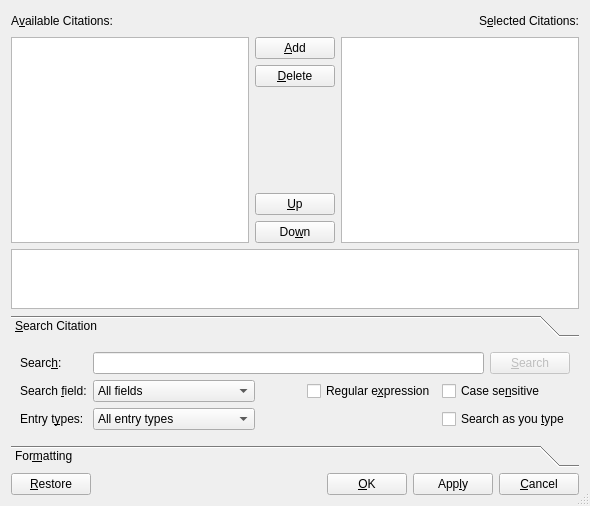
cburschka/lyx, file src/frontends/qt4/ui/CitationUi.ui: the form before one commit.
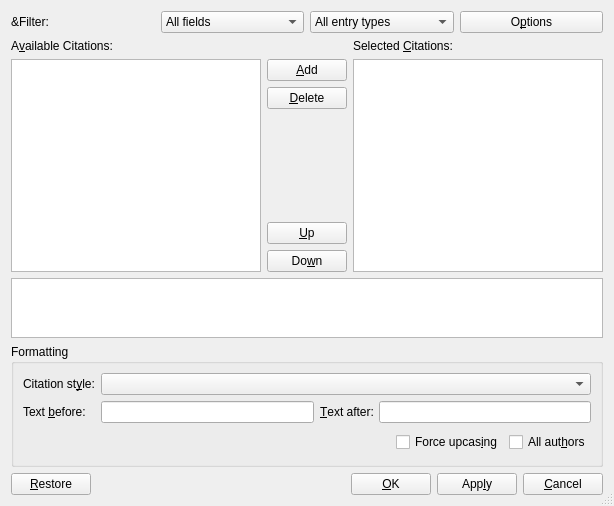
The form after the commit. The open tabs and pages were chosen to show the change. Icons and pictures are not drawn. Custom widgets are drawn as their Qt base class.

Commit message: Citation dialog redesign

Patch:
```diff
--- a/src/frontends/qt4/ui/CitationUi.ui
+++ b/src/frontends/qt4/ui/CitationUi.ui
@@ -6,7 +6,7 @@
    <rect>
     <x>0</x>
     <y>0</y>
-    <width>590</width>
+    <width>614</width>
     <height>506</height>
    </rect>
   </property>
@@ -16,17 +16,100 @@
   <property name="sizeGripEnabled">
    <bool>true</bool>
   </property>
-  <layout class="QGridLayout" name="gridLayout_4" rowstretch="1,0,0">
+  <layout class="QGridLayout" name="gridLayout_3">
    <item row="0" column="0">
+    <layout class="QHBoxLayout" name="horizontalLayout_6">
+     <item>
+      <layout class="QHBoxLayout" name="horizontalLayout_5">
+       <item>
+        <widget class="QLabel" name="findKeysLA">
+         <property name="text">
+          <string>&amp;Filter:</string>
+         </property>
+         <property name="alignment">
+          <set>Qt::AlignLeading|Qt::AlignLeft|Qt::AlignVCenter</set>
+         </property>
+        </widget>
+       </item>
+       <item>
+        <layout class="QHBoxLayout" name="filterBarL"/>
+       </item>
+      </layout>
+     </item>
+     <item>
+      <widget class="QComboBox" name="fieldsCO">
+       <property name="sizePolicy">
+        <sizepolicy hsizetype="Preferred" vsizetype="Fixed">
+         <horstretch>0</horstretch>
+         <verstretch>0</verstretch>
+        </sizepolicy>
+       </property>
+       <property name="toolTip">
+        <string>Select the fields on which the filter applies</string>
+       </property>
+       <property name="maxVisibleItems">
+        <number>16</number>
+       </property>
+       <property name="insertPolicy">
+        <enum>QComboBox::NoInsert</enum>
+       </property>
+       <property name="sizeAdjustPolicy">
+        <enum>QComboBox::AdjustToContents</enum>
+       </property>
+       <item>
+        <property name="text">
+         <string>All fields</string>
+        </property>
+       </item>
+      </widget>
+     </item>
+     <item>
+      <widget class="QComboBox" name="entriesCO">
+       <property name="sizePolicy">
+        <sizepolicy hsizetype="Preferred" vsizetype="Fixed">
+         <horstretch>0</horstretch>
+         <verstretch>0</verstretch>
+        </sizepolicy>
+       </property>
+       <property name="toolTip">
+        <string>Select the entry types on which the filter applies</string>
+       </property>
+       <property name="insertPolicy">
+        <enum>QComboBox::NoInsert</enum>
+       </property>
+       <property name="sizeAdjustPolicy">
+        <enum>QComboBox::AdjustToContents</enum>
+       </property>
+       <item>
+        <property name="text">
+         <string>All entry types</string>
+        </property>
+       </item>
+      </widget>
+     </item>
+     <item>
+      <widget class="QPushButton" name="searchOptionsPB">
+       <property name="toolTip">
+        <string>Click for more filter options</string>
+       </property>
+       <property name="text">
+        <string>O&amp;ptions</string>
+       </property>
+       <property name="autoDefault">
+        <bool>false</bool>
+       </property>
+      </widget>
+     </item>
+    </layout>
+   </item>
+   <item row="1" column="0">
     <layout class="QVBoxLayout" name="verticalLayout_2">
      <item>
-      <layout class="QHBoxLayout">
-       <property name="spacing">
-        <number>6</number>
-       </property>
-       <property name="margin">
-        <number>0</number>
-       </property>
+      <layout class="QGridLayout" name="gridLayout">
+       <item row="0" column="0">
+        <layout class="QHBoxLayout" name="horizontalLayout">
+         <item>
+          <layout class="QVBoxLayout" name="verticalLayout_3">
        <item>
         <widget class="QLabel" name="availableKeysLA">
          <property name="text">
@@ -38,43 +121,19 @@
         </widget>
        </item>
        <item>
-        <spacer>
-         <property name="orientation">
-          <enum>Qt::Horizontal</enum>
-         </property>
-         <property name="sizeHint" stdset="0">
-          <size>
-           <width>71</width>
-           <height>20</height>
-          </size>
-         </property>
-        </spacer>
-       </item>
-       <item>
-        <widget class="QLabel" name="selectedKeysLA">
-         <property name="text">
-          <string>S&amp;elected Citations:</string>
-         </property>
-         <property name="buddy">
-          <cstring>selectedLV</cstring>
-         </property>
-        </widget>
-       </item>
-      </layout>
-     </item>
-     <item>
-      <layout class="QGridLayout" name="gridLayout">
-       <item row="0" column="0">
-        <layout class="QHBoxLayout" name="horizontalLayout">
-         <item>
           <widget class="QListView" name="availableLV">
            <property name="editTriggers">
             <set>QAbstractItemView::NoEditTriggers</set>
            </property>
           </widget>
          </item>
+          </layout>
+         </item>
          <item>
           <layout class="QVBoxLayout" name="verticalLayout">
+           <item>
+            <widget class="QLabel" name="spacerLA"/>
+           </item>
            <item>
             <widget class="QPushButton" name="addPB">
              <property name="toolTip">
@@ -163,6 +222,18 @@
             </widget>
            </item>
           </layout>
+         </item>
+         <item>
+          <layout class="QVBoxLayout" name="verticalLayout_4">
+           <item>
+            <widget class="QLabel" name="selectedKeysLA">
+             <property name="text">
+              <string>Selected &amp;Citations:</string>
+             </property>
+             <property name="buddy">
+              <cstring>selectedLV</cstring>
+             </property>
+            </widget>
          </item>
          <item>
           <widget class="QListView" name="selectedLV">
@@ -173,6 +244,8 @@
          </item>
         </layout>
        </item>
+        </layout>
+       </item>
        <item row="1" column="0">
         <widget class="QTextEdit" name="infoML">
          <property name="maximumSize">
@@ -193,190 +266,17 @@
      </item>
     </layout>
    </item>
-   <item row="1" column="0">
-    <widget class="lyx::frontend::LyXToolBox" name="citationTB">
-     <property name="sizePolicy">
-      <sizepolicy hsizetype="MinimumExpanding" vsizetype="MinimumExpanding">
-       <horstretch>0</horstretch>
-       <verstretch>0</verstretch>
-      </sizepolicy>
-     </property>
-     <property name="accessibleName">
-      <string/>
-     </property>
-     <property name="currentIndex">
-      <number>1</number>
-     </property>
-     <widget class="QWidget" name="page">
-      <attribute name="label">
-       <string>&amp;Search Citation</string>
-      </attribute>
-      <layout class="QGridLayout" name="gridLayout_3" columnstretch="0,1,0,0,0,0">
-       <property name="sizeConstraint">
-        <enum>QLayout::SetMinimumSize</enum>
-       </property>
-       <item row="0" column="0">
-        <widget class="QLabel" name="findKeysLA">
-         <property name="text">
-          <string>Searc&amp;h:</string>
-         </property>
-         <property name="alignment">
-          <set>Qt::AlignLeading|Qt::AlignLeft|Qt::AlignVCenter</set>
-         </property>
-         <property name="buddy">
-          <cstring>findLE</cstring>
-         </property>
-        </widget>
-       </item>
-       <item row="0" column="1" colspan="4">
-        <widget class="QLineEdit" name="findLE">
-         <property name="toolTip">
-          <string>Enter the text to search for and press Enter or click the button to search</string>
-         </property>
-         <property name="text">
-          <string/>
-         </property>
-        </widget>
-       </item>
-       <item row="0" column="5">
-        <widget class="QPushButton" name="searchPB">
-         <property name="enabled">
-          <bool>false</bool>
-         </property>
-         <property name="toolTip">
-          <string>Click or press Enter in the search box to search</string>
-         </property>
-         <property name="text">
-          <string>&amp;Search</string>
-         </property>
-         <property name="autoDefault">
-          <bool>false</bool>
-         </property>
-        </widget>
-       </item>
-       <item row="1" column="0">
-        <widget class="QLabel" name="fieldsLA">
-         <property name="text">
-          <string>Search &amp;field:</string>
-         </property>
-         <property name="buddy">
-          <cstring>fieldsCO</cstring>
-         </property>
-        </widget>
-       </item>
-       <item row="1" column="1">
-        <widget class="QComboBox" name="fieldsCO">
-         <property name="sizePolicy">
-          <sizepolicy hsizetype="MinimumExpanding" vsizetype="Fixed">
-           <horstretch>0</horstretch>
-           <verstretch>0</verstretch>
-          </sizepolicy>
-         </property>
-         <property name="maxVisibleItems">
-          <number>16</number>
-         </property>
-         <property name="insertPolicy">
-          <enum>QComboBox::NoInsert</enum>
-         </property>
-         <property name="sizeAdjustPolicy">
-          <enum>QComboBox::AdjustToContents</enum>
-         </property>
-         <item>
-          <property name="text">
-           <string>All fields</string>
-          </property>
-         </item>
-        </widget>
-       </item>
-       <item row="1" column="2">
-        <spacer>
-         <property name="orientation">
-          <enum>Qt::Horizontal</enum>
-         </property>
-         <property name="sizeHint" stdset="0">
-          <size>
-           <width>40</width>
-           <height>20</height>
-          </size>
-         </property>
-        </spacer>
-       </item>
-       <item row="1" column="3">
-        <widget class="QCheckBox" name="regexCB">
-         <property name="text">
-          <string>Regular e&amp;xpression</string>
-         </property>
-        </widget>
-       </item>
-       <item row="1" column="4" colspan="2">
-        <widget class="QCheckBox" name="caseCB">
-         <property name="text">
-          <string>Case se&amp;nsitive</string>
-         </property>
-        </widget>
-       </item>
        <item row="2" column="0">
-        <widget class="QLabel" name="entriesLA">
-         <property name="text">
-          <string>Entry t&amp;ypes:</string>
-         </property>
-         <property name="buddy">
-          <cstring>entriesCO</cstring>
-         </property>
-        </widget>
-       </item>
-       <item row="2" column="1">
-        <widget class="QComboBox" name="entriesCO">
-         <property name="sizePolicy">
-          <sizepolicy hsizetype="MinimumExpanding" vsizetype="Fixed">
-           <horstretch>0</horstretch>
-           <verstretch>0</verstretch>
-          </sizepolicy>
-         </property>
-         <property name="insertPolicy">
-          <enum>QComboBox::NoInsert</enum>
-         </property>
-         <property name="sizeAdjustPolicy">
-          <enum>QComboBox::AdjustToContents</enum>
-         </property>
-         <item>
-          <property name="text">
-           <string>All entry types</string>
-          </property>
-         </item>
-        </widget>
-       </item>
-       <item row="2" column="2">
-        <spacer>
-         <property name="orientation">
-          <enum>Qt::Horizontal</enum>
-         </property>
-         <property name="sizeHint" stdset="0">
-          <size>
-           <width>40</width>
-           <height>20</height>
-          </size>
-         </property>
-        </spacer>
-       </item>
-       <item row="2" column="4" colspan="2">
-        <widget class="QCheckBox" name="asTypeCB">
-         <property name="text">
-          <string>Search as you &amp;type</string>
-         </property>
-        </widget>
-       </item>
-      </layout>
-     </widget>
-     <widget class="QWidget" name="page_2">
-      <attribute name="label">
-       <string>For&amp;matting</string>
-      </attribute>
+    <widget class="QGroupBox" name="FormattingGB">
+     <property name="title">
+      <string>Formatting</string>
+     </property>
       <layout class="QGridLayout" name="gridLayout_2">
-       <property name="sizeConstraint">
-        <enum>QLayout::SetMinimumSize</enum>
-       </property>
        <item row="0" column="0">
+       <layout class="QHBoxLayout" name="horizontalLayout_3">
+        <item>
+         <layout class="QVBoxLayout" name="verticalLayout_5">
+          <item>
         <widget class="QLabel" name="citationStyleLA">
          <property name="text">
           <string>Citation st&amp;yle:</string>
@@ -386,14 +286,7 @@
          </property>
         </widget>
        </item>
-       <item row="0" column="1" colspan="3">
-        <widget class="QComboBox" name="citationStyleCO">
-         <property name="toolTip">
-          <string>Natbib citation style to use</string>
-         </property>
-        </widget>
-       </item>
-       <item row="1" column="0">
+          <item>
         <widget class="QLabel" name="textBeforeLA">
          <property name="text">
           <string>Text &amp;before:</string>
@@ -403,14 +296,33 @@
          </property>
         </widget>
        </item>
-       <item row="1" column="1">
+         </layout>
+        </item>
+        <item>
+         <layout class="QVBoxLayout" name="verticalLayout_6">
+          <item>
+           <widget class="QComboBox" name="citationStyleCO">
+            <property name="sizePolicy">
+             <sizepolicy hsizetype="MinimumExpanding" vsizetype="Fixed">
+              <horstretch>0</horstretch>
+              <verstretch>0</verstretch>
+             </sizepolicy>
+            </property>
+            <property name="toolTip">
+             <string>Citation style to use, if different styles are provided</string>
+            </property>
+           </widget>
+          </item>
+          <item>
+           <layout class="QHBoxLayout" name="horizontalLayout_2">
+            <item>
         <widget class="QLineEdit" name="textBeforeED">
          <property name="toolTip">
           <string>Text to place before citation</string>
          </property>
         </widget>
        </item>
-       <item row="1" column="2">
+            <item>
         <widget class="QLabel" name="textAfterLA">
          <property name="text">
           <string>&amp;Text after:</string>
@@ -420,14 +332,20 @@
          </property>
         </widget>
        </item>
-       <item row="1" column="3">
+            <item>
         <widget class="QLineEdit" name="textAfterED">
          <property name="toolTip">
           <string>Text to place after citation</string>
          </property>
         </widget>
        </item>
-       <item row="2" column="0" colspan="4">
+           </layout>
+          </item>
+         </layout>
+        </item>
+       </layout>
+      </item>
+      <item row="1" column="0">
         <layout class="QHBoxLayout">
          <property name="spacing">
           <number>6</number>
@@ -448,38 +366,46 @@
            </property>
           </spacer>
          </item>
-         <item>
-          <widget class="QCheckBox" name="fulllistCB">
-           <property name="toolTip">
-            <string>List all authors</string>
-           </property>
-           <property name="text">
-            <string>&amp;Full author list</string>
-           </property>
-          </widget>
-         </item>
          <item>
           <widget class="QCheckBox" name="forceuppercaseCB">
            <property name="toolTip">
             <string>Force upper case in citation</string>
            </property>
            <property name="text">
-            <string>Force u&amp;pper case</string>
+           <string>Force upcas&amp;ing</string>
            </property>
           </widget>
          </item>
+        <item>
+         <widget class="QCheckBox" name="fulllistCB">
+          <property name="toolTip">
+           <string>Always list all authors (rather than using &quot;et al.&quot;)</string>
+          </property>
+          <property name="text">
+           <string>All aut&amp;hors</string>
+          </property>
+         </widget>
+        </item>
         </layout>
        </item>
       </layout>
      </widget>
-    </widget>
    </item>
-   <item row="2" column="0">
+   <item row="3" column="0">
     <layout class="QHBoxLayout">
      <property name="spacing">
       <number>6</number>
      </property>
-     <property name="margin">
+     <property name="leftMargin">
+      <number>0</number>
+     </property>
+     <property name="topMargin">
+      <number>0</number>
+     </property>
+     <property name="rightMargin">
+      <number>0</number>
+     </property>
+     <property name="bottomMargin">
       <number>0</number>
      </property>
      <item>
@@ -542,14 +468,6 @@
    </item>
   </layout>
  </widget>
- <customwidgets>
-  <customwidget>
-   <class>lyx::frontend::LyXToolBox</class>
-   <extends>QToolBox</extends>
-   <header>LyXToolBox.h</header>
-   <container>1</container>
-  </customwidget>
- </customwidgets>
  <tabstops>
   <tabstop>availableLV</tabstop>
   <tabstop>addPB</tabstop>
```
Left out of the diff: 38 changed lines with no effect on the pictures. Lines whose indentation alone changed are shown as unchanged. The commit also changes 3 other files.
